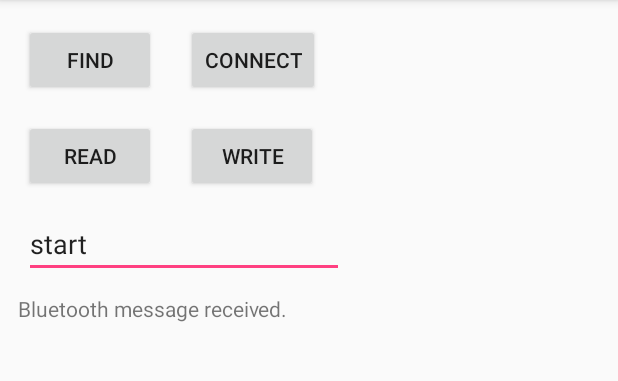
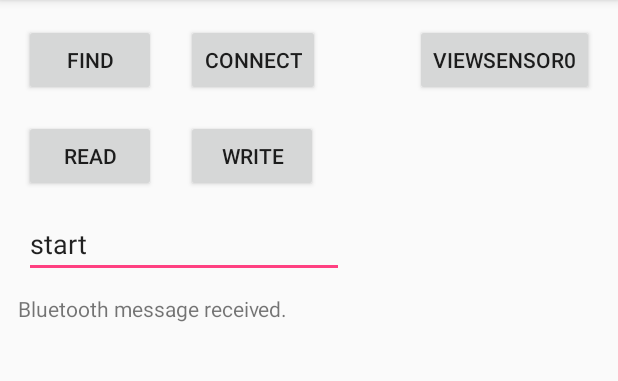
Before and after one commit to yongheuicho/Android_2018-1_SensorAnd, an Android app: the screen it shows after launch (MainActivity), on a phone screen of 412 x 824 dp, the part 84-465 px from its top. Run offline under Robolectric (Android 15) with nearby library versions, the phone set to English and light mode, and no system bars.

Commit message:
[2018-05-09] SensorAnd #16

```diff
--- a/app/src/main/java/kr/ac/mokwon/ice/sensorand/MainActivity.java
+++ b/app/src/main/java/kr/ac/mokwon/ice/sensorand/MainActivity.java
@@ -26,7 +26,7 @@ public class MainActivity extends AppCompatActivity {
     protected BluetoothManager bthManager;
     protected BthReceiver bthReceiver;
     protected AceBluetoothSerialService bthService;
-    protected Button btFind, btConnect, btRead, btWrite;
+    protected Button btFind, btConnect, btRead, btWrite, btViewSensor0;
     protected EditText edWrite;
     protected TextView txRead;
     protected StringTok stSensorInput = new StringTok("");
@@ -69,6 +69,7 @@ public class MainActivity extends AppCompatActivity {
         btWrite = (Button) findViewById(R.id.btWrite);
         edWrite = (EditText) findViewById(R.id.edWrite);
         txRead = (TextView) findViewById(R.id.txRead);
+        btViewSensor0 = (Button) findViewById(R.id.btViewSensor0);
 
         btFind.setOnClickListener(new View.OnClickListener() {
             @Override
@@ -106,6 +107,20 @@ public class MainActivity extends AppCompatActivity {
                 String str = bthService.getSerialInput();
                 stSensorInput.appendString(str);
                 parseSensor(stSensorInput);
+            }
+        });
+
+        btViewSensor0.setOnClickListener(new View.OnClickListener() {
+            @Override
+            public void onClick(View view) {
+                if (arSensor0.size() > 0) {
+                    Double[] arDouble = new Double[arSensor0.size()];
+                    arDouble = arSensor0.toArray(arDouble); // ArrayList -> array
+                    String str = "";
+                    for (double x : arDouble)
+                        str += String.format("%g ", x);
+                    showMsg(str);
+                } else showMsg("arSensor0 is empty.");
             }
         });
 
--- a/app/src/main/res/layout/activity_main.xml
+++ b/app/src/main/res/layout/activity_main.xml
@@ -67,4 +67,14 @@
         android:text="Bluetooth message received."
         app:layout_constraintStart_toStartOf="parent"
         app:layout_constraintTop_toTopOf="parent" />
+
+    <Button
+        android:id="@+id/btViewSensor0"
+        android:layout_width="wrap_content"
+        android:layout_height="wrap_content"
+        android:layout_marginEnd="16dp"
+        android:layout_marginTop="16dp"
+        android:text="ViewSensor0"
+        app:layout_constraintEnd_toEndOf="parent"
+        app:layout_constraintTop_toTopOf="parent" />
 </android.support.constraint.ConstraintLayout>
```
Also changed, not shown: 1 other file.
